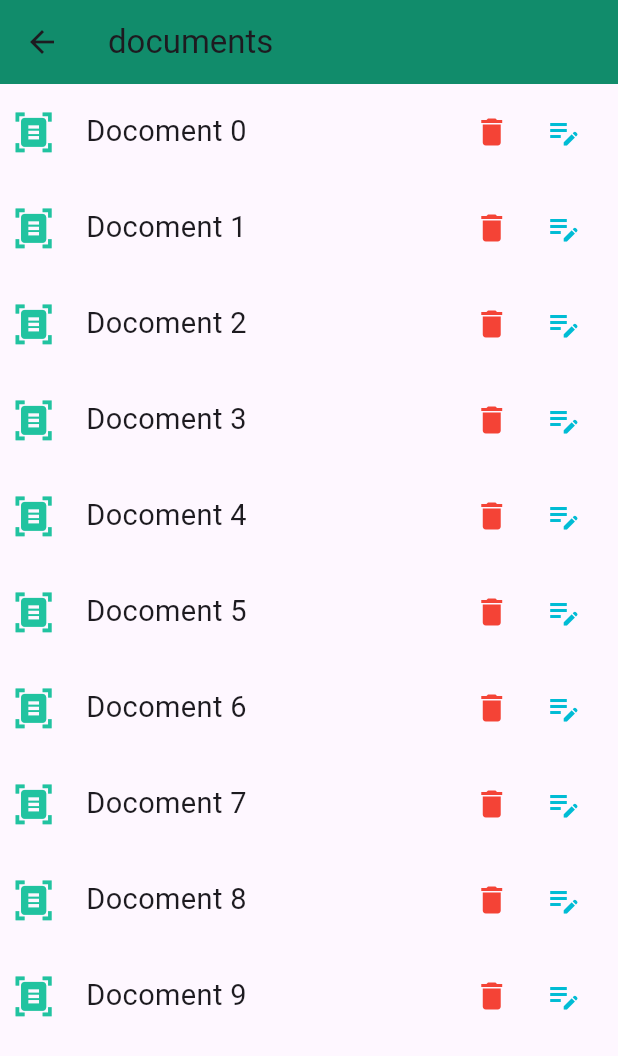
After one commit to austinwam/atimucms, a Flutter app: the Documentpage screen opened directly, on a phone screen of 412 x 824 dp. The commit adds this screen. Shown: the top 1056 px of the screen. Run offline on Flutter 3.47's test engine with Material 3 defaults, Android fonts, the phone set to English and light mode, and no system bars; our stand-ins replace bot_toast, flutter_animate, gap, responsive_sizer, sembast, sembast_web and 1 more; missing offline and left inert: statistics; accounts and stored records are empty; network calls fail.

Commit message:
edit ui  documents

```diff
--- /dev/null
+++ b/frontend/lib/screens/documents/documents.dart
@@ -0,0 +1 @@
+export 'homedoc.dart';
--- /dev/null
+++ b/frontend/lib/screens/documents/homedoc.dart
@@ -0,0 +1,61 @@
+import 'package:flutter/material.dart';
+import 'package:gap/gap.dart';
+import 'package:responsive_sizer/responsive_sizer.dart';
+
+class Documentpage extends StatelessWidget {
+  const Documentpage({super.key});
+
+  @override
+  Widget build(BuildContext context) {
+    return Scaffold(
+      appBar: AppBar(title: const Text("documents")),
+      body: const DocuList(),
+    );
+  }
+}
+
+class DocuList extends StatelessWidget {
+  const DocuList({super.key});
+
+  @override
+  Widget build(BuildContext context) {
+    return SizedBox(
+        height: 90.h,
+        width: 99.w,
+        child: ListView.builder(
+          itemCount: 10,
+          itemBuilder: (context, index) {
+            return Padding(
+              padding: const EdgeInsets.all(8.0),
+              child: Row(
+                children: [
+                  Icon(
+                    Icons.document_scanner,
+                    size: 22.sp,
+                    color: const Color.fromARGB(255, 33, 195, 160),
+                  ),
+                  Gap(5.w),
+                  Text(
+                    "Docoment $index",
+                    style: TextStyle(fontSize: 18.sp),
+                  ),
+                  const Spacer(),
+                  IconButton(
+                      onPressed: () {},
+                      icon: const Icon(
+                        Icons.delete,
+                        color: Colors.red,
+                      )),
+                  IconButton(
+                      onPressed: () {},
+                      icon: const Icon(
+                        Icons.edit_note_outlined,
+                        color: Colors.cyan,
+                      ))
+                ],
+              ),
+            );
+          },
+        ));
+  }
+}
--- /dev/null
+++ b/frontend/lib/screens/hr/hr.dart
@@ -0,0 +1 @@
+export 'hrhome.dart';
--- a/frontend/lib/screens/pointofsale/homepos.dart
+++ b/frontend/lib/screens/pointofsale/homepos.dart
@@ -7,7 +7,7 @@ class Homepos extends StatelessWidget {
   Widget build(BuildContext context) {
     return Scaffold(
       appBar: AppBar(
-        title: const Text("point of sales"),
+        title: const Text("inventory"),
         actions: [
           IconButton(onPressed: () {}, icon: const Icon(Icons.shopping_bag))
         ],
--- /dev/null
+++ b/frontend/lib/screens/teams/teams.dart
@@ -0,0 +1 @@
+export 'teamhome.dart';
```
Also changed, not shown: frontend/lib/screens/homepage/modules.dart (+20 -9 lines), frontend/lib/screens/hr/hrhome.dart (added, +14 -0 lines), frontend/lib/screens/teams/teamhome.dart (added, +32 -0 lines).
